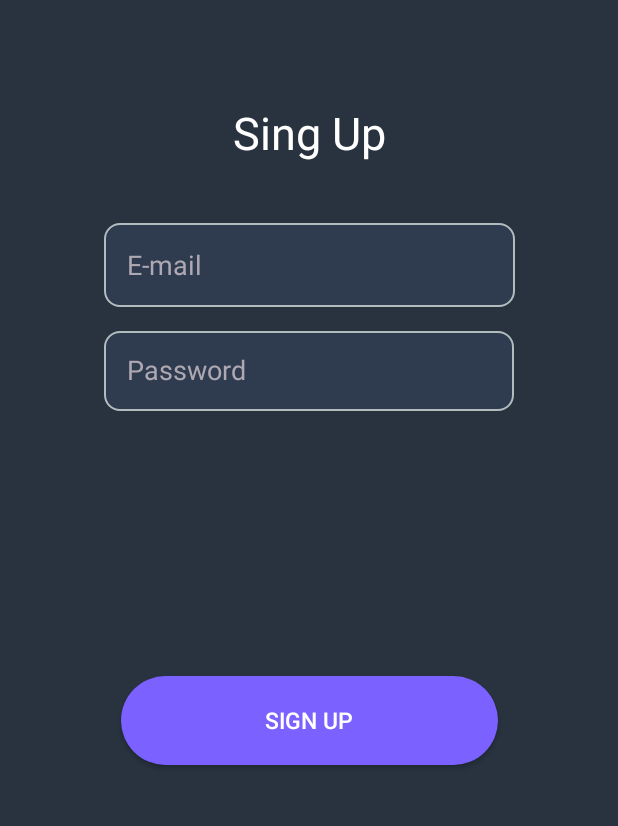
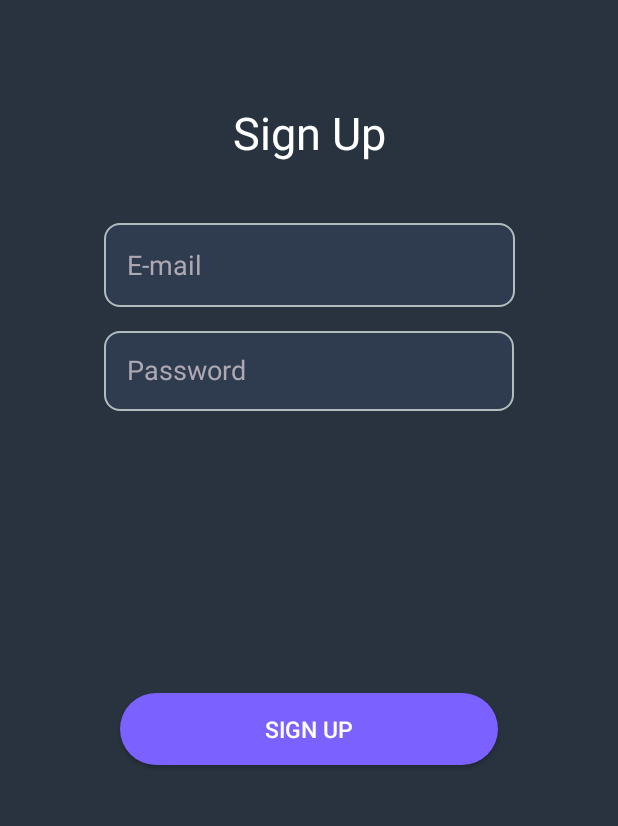
Before and after one commit to etozheluka/TBC_Final, an Android app: the RegisterFragment screen opened through its navigation route, on a phone screen of 412 x 824 dp, the part 246-1072 px from its top. Run offline under Robolectric (Android 15) with nearby library versions, the phone set to English and light mode, and no system bars; our stand-ins replace Dagger/Hilt's generated code, navigation-ui; 1 statement that could not run was skipped.

Commit message:
design fixes

```diff
--- a/app/src/main/res/layout/fragment_register.xml
+++ b/app/src/main/res/layout/fragment_register.xml
@@ -24,7 +24,7 @@
         android:layout_height="wrap_content"
         android:layout_marginTop="68dp"
         android:fontFamily="sans-serif-thin"
-        android:text="Sing Up"
+        android:text="@string/sign_up"
         android:textColor="@color/white"
         android:textSize="30sp"
         android:textStyle="bold"
@@ -40,7 +40,7 @@
         android:background="@drawable/layout_bg"
         android:ems="10"
         android:padding="15dp"
-        android:hint="E-mail"
+        android:hint="@string/e_mail"
         android:inputType="textEmailAddress"
         android:textColor="@color/white"
         android:textColorHint="#AEA8B2"
@@ -56,7 +56,7 @@
         android:ems="10"
         android:background="@drawable/layout_bg"
         android:padding="15dp"
-        android:hint="Password"
+        android:hint="@string/password"
         android:inputType="textPassword"
         android:textColor="@color/white"
         android:textColorHint="#AEA8B2"
@@ -66,11 +66,13 @@
 
     <androidx.appcompat.widget.AppCompatButton
         android:id="@+id/signUpBtn"
-        android:layout_width="251dp"
-        android:layout_height="59dp"
+        android:layout_width="wrap_content"
+        android:ems="14"
+        android:foreground="?android:attr/selectableItemBackground"
+        android:layout_height="wrap_content"
         android:layout_marginBottom="150dp"
         android:background="@drawable/rounded_btn"
-        android:text="Sign Up"
+        android:text="@string/sign_up"
         android:textColor="@color/white"
         android:textSize="15sp"
         app:layout_constraintBottom_toBottomOf="parent"
--- a/app/src/main/res/values/strings.xml
+++ b/app/src/main/res/values/strings.xml
@@ -34,4 +34,8 @@
     <string name="equipment">equipment</string>
     <string name="target">Target :</string>
     <string name="cardiovascular_system">cardiovascular system</string>
+    <string name="sign_up">Sign Up</string>
+    <string name="password">Password</string>
+    <string name="e_mail">E-mail</string>
+    <string name="log_in">Log IN</string>
 </resources>
```
Also changed, not shown: app/src/main/java/com/example/tbc_final/ui/main/RegisterFragment.kt (+7 -3 lines), app/src/main/res/layout/fragment_log_in.xml (+4 -3 lines).
